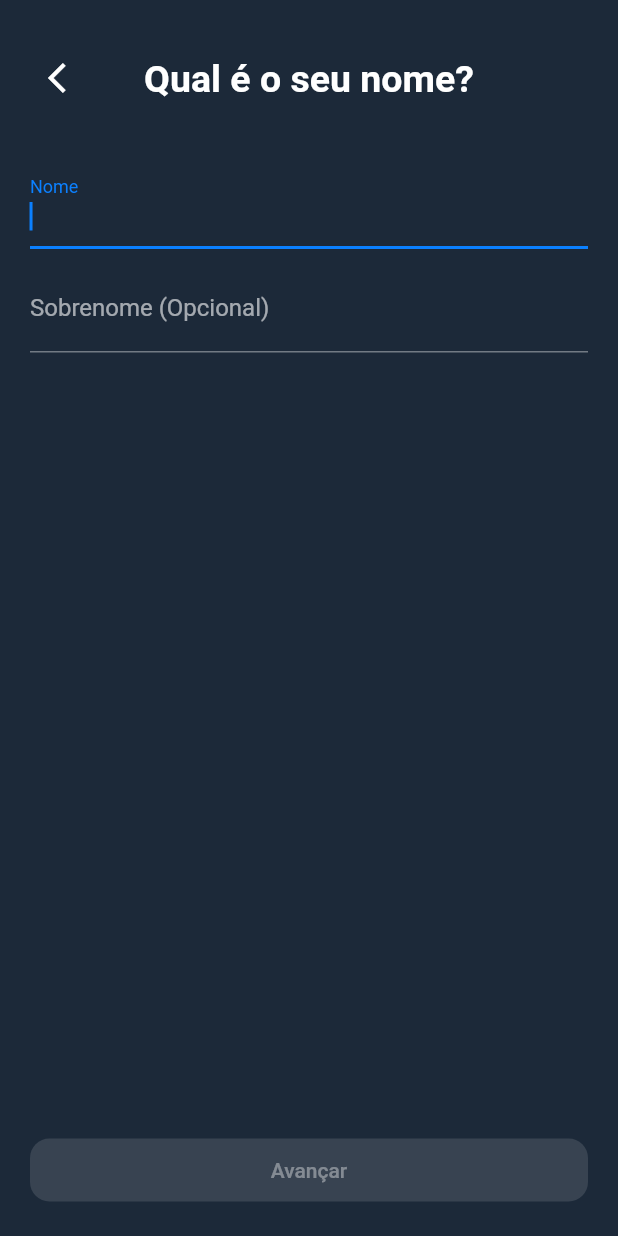
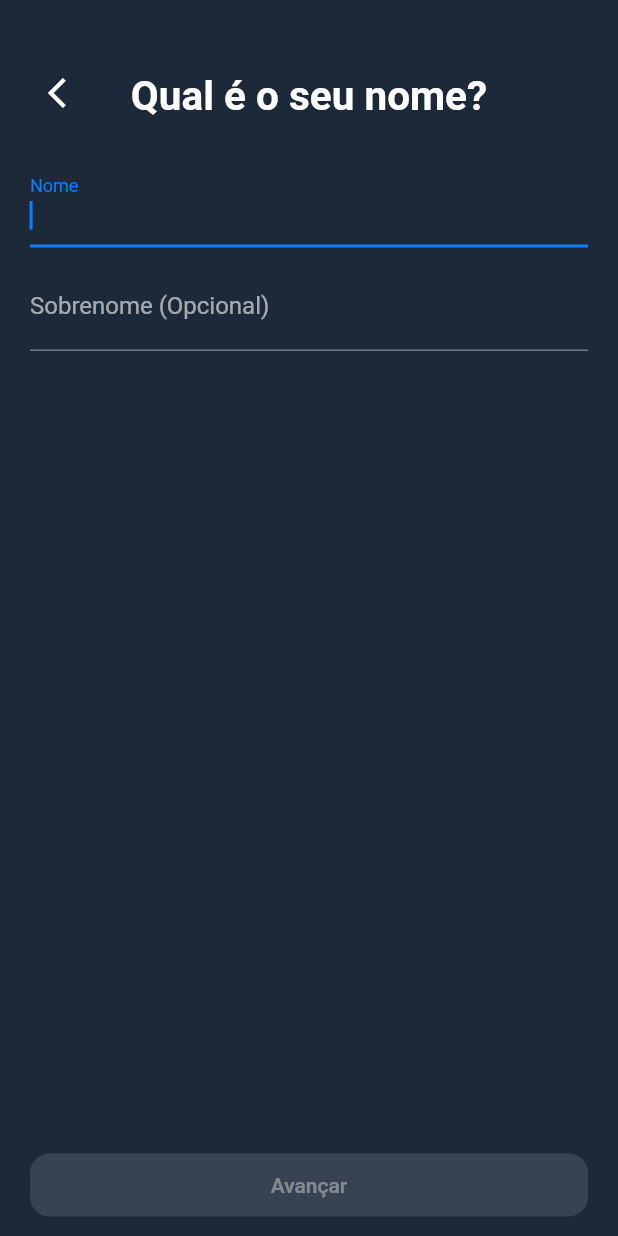
Before and after one commit to pedroheing/zappy_mobile, a Flutter app: the NameScreen widget shown alone on an empty page, opened directly, on a phone screen of 412 x 824 dp. Run offline on Flutter 3.47's test engine with Material 2 defaults, Android fonts, the phone set to English and light mode, and no system bars; drawn by our look-alikes of reactive_forms; our stand-ins replace flutter_keyboard_visibility, flutter_riverpod, introduction_screen, page_transition; generated files the repository leaves out were written again.

Commit message:
added signup template

```diff
--- a/lib/signup/components/header.dart
+++ b/lib/signup/components/header.dart
@@ -47,21 +47,21 @@ class SignupHeader extends StatelessWidget {
               child: Column(
                 children: [
                   SizedBox(
-                      width: MediaQuery.of(context).size.width * 0.6,
+                      width: MediaQuery.of(context).size.width * 0.7,
                       child: Text(
                         title,
                         textAlign: TextAlign.center,
                         style: const TextStyle(
-                            fontSize: 25, fontWeight: FontWeight.bold),
+                            fontSize: 27, fontWeight: FontWeight.bold),
                       )),
-                  const SizedBox(
-                    height: 20,
-                  ),
                   if (subtitle != null)
-                    Text(
-                      subtitle!,
-                      textAlign: TextAlign.center,
-                      style: const TextStyle(fontSize: 16),
+                    Padding(
+                      padding: const EdgeInsets.only(top: 20),
+                      child: Text(
+                        subtitle!,
+                        textAlign: TextAlign.center,
+                        style: const TextStyle(fontSize: 16),
+                      ),
                     )
                 ],
               ),
--- a/lib/signup/screens/name_screen.dart
+++ b/lib/signup/screens/name_screen.dart
@@ -3,9 +3,9 @@ import 'package:flutter_keyboard_visibility/flutter_keyboard_visibility.dart';
 import 'package:page_transition/page_transition.dart';
 import 'package:reactive_forms/reactive_forms.dart';
 import 'package:flutter_gen/gen_l10n/app_localizations.dart';
-import 'package:zappy/constants.dart';
 import 'package:zappy/signup/components/header.dart';
 import 'package:zappy/signup/screens/email_screen.dart';
+import 'package:zappy/signup/screens/signup_tempalte_screen.dart';
 
 class NameScreen extends StatefulWidget {
   final bool isKeyboardVisible;
@@ -40,34 +40,33 @@ class _NameScreenState extends State<NameScreen> {
   @override
   Widget build(BuildContext context) {
     return KeyboardVisibilityProvider(
-      child: Scaffold(
-        body: SafeArea(
-          child: Padding(
-              padding: const EdgeInsets.all(20),
-              child: Column(
-                crossAxisAlignment: CrossAxisAlignment.stretch,
-                children: [
-                  SignupHeader(
+        child: SignupTemplateScreen(
+      form: form,
+      formBody: _buildFormBody(),
+      nextButton: NextButton(
+          onPressed: () {
+            Navigator.push(
+                context,
+                PageTransition(
+                    type: PageTransitionType.rightToLeft,
+                    child: const EmailScreen()));
+          },
+          text: 'Avançar'),
+      signupHeader: _buildSignupHeader(),
+    ));
+  }
+
+  SignupHeader _buildSignupHeader() {
+    return SignupHeader(
       title: 'Qual é o seu nome?',
-                    closeKeyboardOnPop:
-                        CloseKeyboardOnPop(isKeyboardVisible: (ctx) {
+      closeKeyboardOnPop: CloseKeyboardOnPop(isKeyboardVisible: (ctx) {
         return KeyboardVisibilityProvider.isKeyboardVisible(ctx);
       }),
-                  ),
-                  const SizedBox(height: 20),
-                  Expanded(child: _buildForm(context)),
-                ],
-              )),
-        ),
-      ),
     );
   }
 
-  ReactiveForm _buildForm(BuildContext context) {
-    return ReactiveForm(
-      formGroup: form,
-      child: Column(
-        crossAxisAlignment: CrossAxisAlignment.stretch,
+  Column _buildFormBody() {
+    return Column(
       children: [
         ReactiveTextField(
           formControlName: 'firstName',
@@ -84,26 +83,7 @@ class _NameScreenState extends State<NameScreen> {
           decoration:
               const InputDecoration(label: Text("Sobrenome (Opcional)")),
         ),
-          const Spacer(),
-          ReactiveFormConsumer(builder: (context, formGroup, child) {
-            return ElevatedButton(
-              onPressed: formGroup.valid
-                  ? () {
-                      Navigator.push(
-                          context,
-                          PageTransition(
-                              type: PageTransitionType.rightToLeft,
-                              child: const EmailScreen()));
-                    }
-                  : null,
-              style: ElevatedButton.styleFrom(
-                  padding: const EdgeInsets.symmetric(vertical: 13),
-                  shape: roundedRectangleBorder),
-              child: const Text("Avançar"),
-            );
-          })
       ],
-      ),
     );
   }
 }
--- /dev/null
+++ b/lib/signup/screens/signup_tempalte_screen.dart
@@ -0,0 +1,76 @@
+import 'package:flutter/material.dart';
+import 'package:reactive_forms/reactive_forms.dart';
+import 'package:zappy/constants.dart';
+import 'package:zappy/signup/components/header.dart';
+
+class NextButton {
+  VoidCallback? onPressed;
+  String text;
+
+  NextButton({required this.onPressed, required this.text});
+}
+
+class SignupTemplateScreen extends StatelessWidget {
+  final SignupHeader signupHeader;
+  final FormGroup form;
+  final Column formBody;
+  final NextButton nextButton;
+
+  const SignupTemplateScreen(
+      {Key? key,
+      required this.signupHeader,
+      required this.form,
+      required this.formBody,
+      required this.nextButton})
+      : super(key: key);
+
+  @override
+  Widget build(BuildContext context) {
+    return Scaffold(
+      body: SafeArea(
+        child: Padding(
+            padding: const EdgeInsets.only(left: 20, right: 20, top: 30),
+            child: Column(
+              crossAxisAlignment: CrossAxisAlignment.stretch,
+              children: [
+                signupHeader,
+                Expanded(
+                    child: Padding(
+                  padding: const EdgeInsets.only(top: 20),
+                  child: _buildForm(context),
+                )),
+              ],
+            )),
+      ),
+    );
+  }
+
+  ReactiveForm _buildForm(BuildContext context) {
+    return ReactiveForm(
+      formGroup: form,
+      child: Column(
+        crossAxisAlignment: CrossAxisAlignment.stretch,
+        children: [
+          Expanded(
+              child: SingleChildScrollView(
+            child: formBody,
+          )),
+          ReactiveFormConsumer(builder: (context, formGroup, child) {
+            return Padding(
+              padding: const EdgeInsets.symmetric(vertical: 10),
+              child: ElevatedButton(
+                onPressed: formGroup.valid
+                    ? nextButton.onPressed
+                    : null,
+                style: ElevatedButton.styleFrom(
+                    padding: const EdgeInsets.symmetric(vertical: 13),
+                    shape: roundedRectangleBorder),
+                child: Text(nextButton.text),
+              ),
+            );
+          })
+        ],
+      ),
+    );
+  }
+}
```
Also changed, not shown: lib/signup/screens/email_screen.dart (+23 -40 lines), lib/signup/screens/password_screen.dart (+17 -46 lines). Lines whose indentation alone changed are shown as unchanged.
